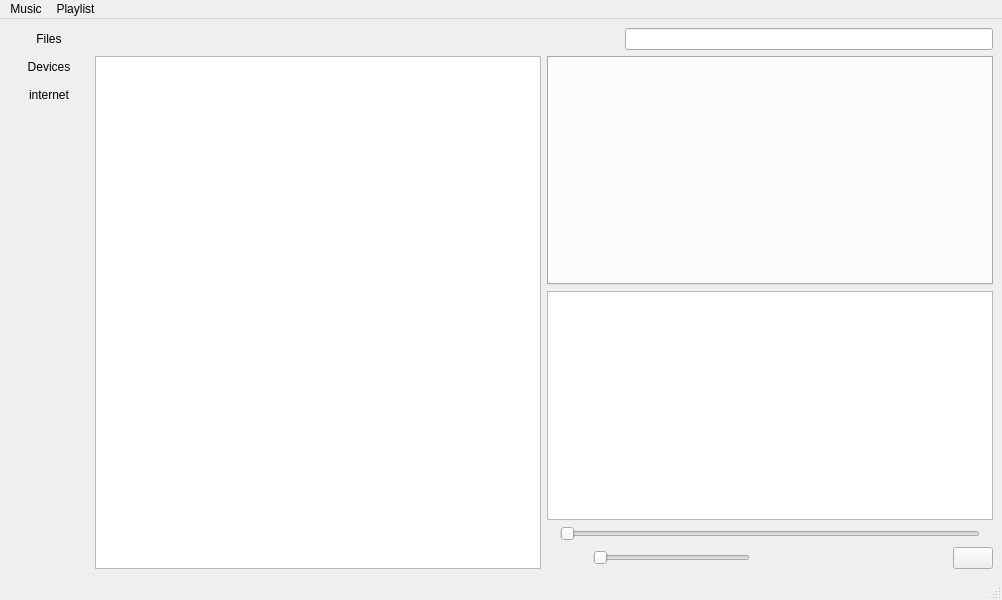
Qt form MusicPLayer/main/musicplayer/musicplayerpage.ui (roga134/MusicPLayerQt) before a commit.
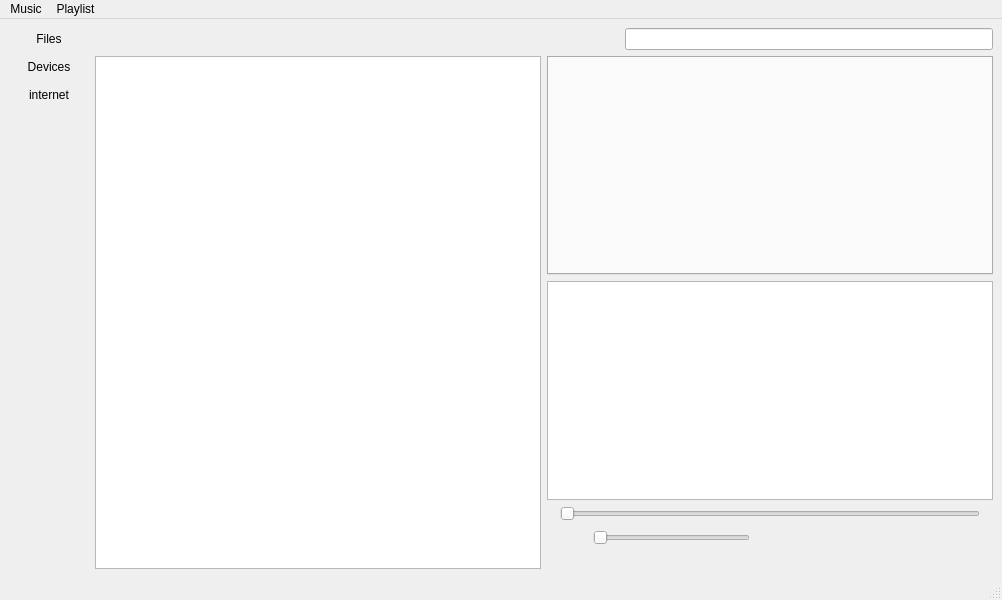
The same form after that commit.

What changed in the file:
```diff
--- a/MusicPLayer/main/musicplayer/musicplayerpage.ui
+++ b/MusicPLayer/main/musicplayer/musicplayerpage.ui
@@ -118,6 +118,8 @@
      </layout>
     </item>
     <item>
+     <layout class="QVBoxLayout" name="verticalLayout_4">
+      <item>
      <layout class="QVBoxLayout" name="verticalLayout_6">
       <item>
        <layout class="QHBoxLayout" name="horizontalLayout_3">
@@ -287,11 +289,20 @@
            <string/>
           </property>
           <property name="flat">
-           <bool>false</bool>
+             <bool>true</bool>
           </property>
          </widget>
         </item>
        </layout>
+        </item>
+       </layout>
+      </item>
+      <item>
+       <widget class="QLabel" name="currentSongLabel">
+        <property name="text">
+         <string/>
+        </property>
+       </widget>
       </item>
      </layout>
     </item>
```
Lines whose indentation alone changed are shown as unchanged.
